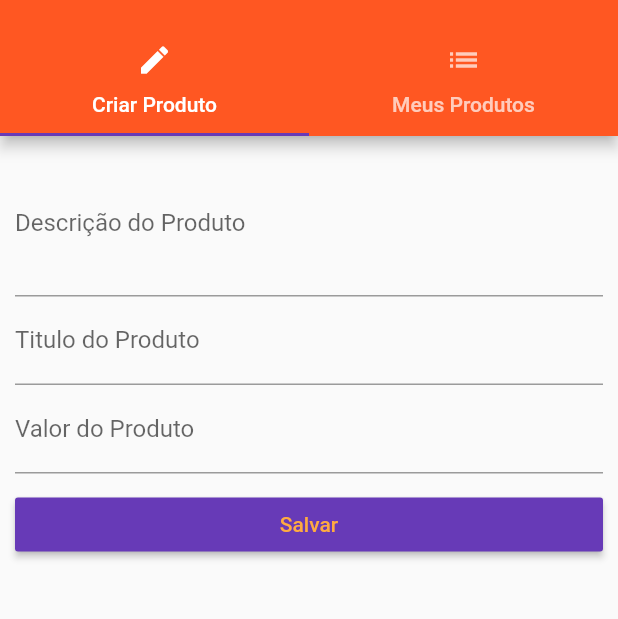
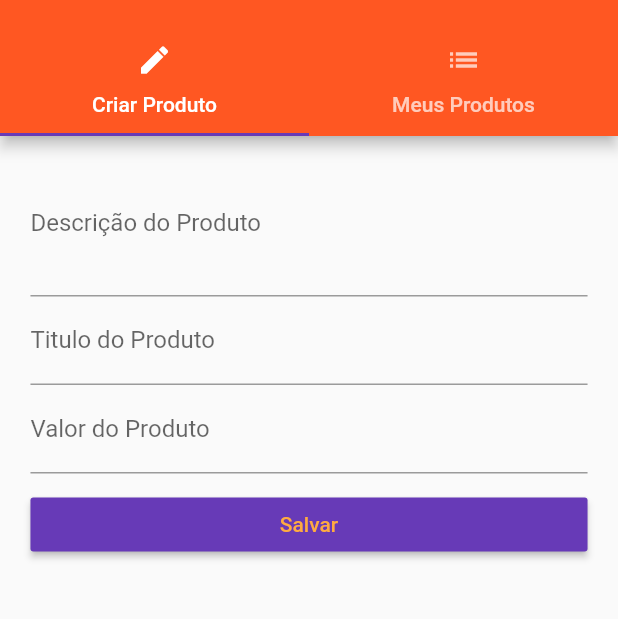
Before and after one commit to p1not/flutter, a Flutter app: the ProductsAdminPage screen opened by its route, on a phone screen of 412 x 824 dp, the part 59-678 px from its top. Run offline on Flutter 3.47's test engine with Material 2 defaults, Android fonts, the phone set to English and light mode, and no system bars.

Commit message:
12/09/19 - 1

```diff
--- a/primeiro_app/lib/pages/product_create.dart
+++ b/primeiro_app/lib/pages/product_create.dart
@@ -77,9 +77,15 @@ class _ProductCreatePageState extends State<ProductCreatePage> {
   //é boa prática ter o mínimo de lógica no método build, por isso é chamado outros construtores dentro dele e não em seu corpo
   @override
   Widget build(BuildContext context) {
+    final double deviceWidth =  MediaQuery.of(context).size.width;  //.orientation
+    final double targetWidth = deviceWidth > 550.0 ? 500.0 : deviceWidth * 0.95;  //se.. então.. se não..
+    final double targetPadding = deviceWidth - targetWidth;
+
     return Container(
+      width: targetWidth,
       margin: EdgeInsets.all(10.0),
-        child: ListView(
+      child: ListView(    //Os filhos do ListView por default ocupam sempre todo o espaço horizontal disponível da vertical
+        padding: EdgeInsets.symmetric(horizontal: targetPadding / 2),   //garanto q mesmo em modo paisagem não ocupa toda a largura
         children: <Widget>[
           _buildTitleTextField(),
           _buildDescriptionTextField(),
@@ -88,9 +94,16 @@ class _ProductCreatePageState extends State<ProductCreatePage> {
             //sizedBox não redenriza nenhum conetúdo, ele só ocupa um espaço, para afastar o botão do TextField
             height: 10,
           ),
+          // GestureDetector(      //funciona como um listener
+          //   onTap: _submitForm,    //há vários tipos de comandos para escutar
+          //   child: Container(
+          //     padding: EdgeInsets.all(5),
+          //     color: Colors.green,
+          //     child: Text("Botão Customizado"),
+          //   ),
+          // ),
           RaisedButton(
-              color: Theme.of(context).accentColor,
-              textColor: Colors.orangeAccent, //usando da classe colors, se eu mudar o thema esse botão não muda a cor
+            textColor: Colors.orangeAccent, //Aida não é possível mudar a cor do botão pelo thema, só direto no botão
             child: Text('Salvar'),
             onPressed: _submitForm, //não chamar a função (), só apontar a referência
             //   () {
@@ -106,6 +119,7 @@ class _ProductCreatePageState extends State<ProductCreatePage> {
             // },
           )
         ],
-        ));
+      )
+    );
   }
 }
```
Also changed, not shown: primeiro_app/lib/main.dart (+7 -5 lines), primeiro_app/lib/pages/auth.dart (+10 -2 lines). Lines whose indentation alone changed are shown as unchanged.
